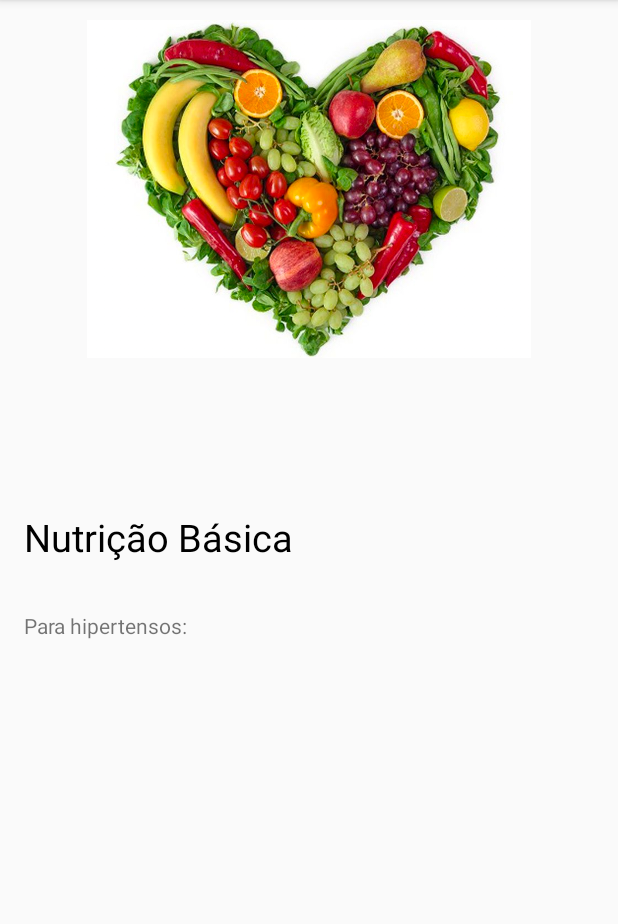
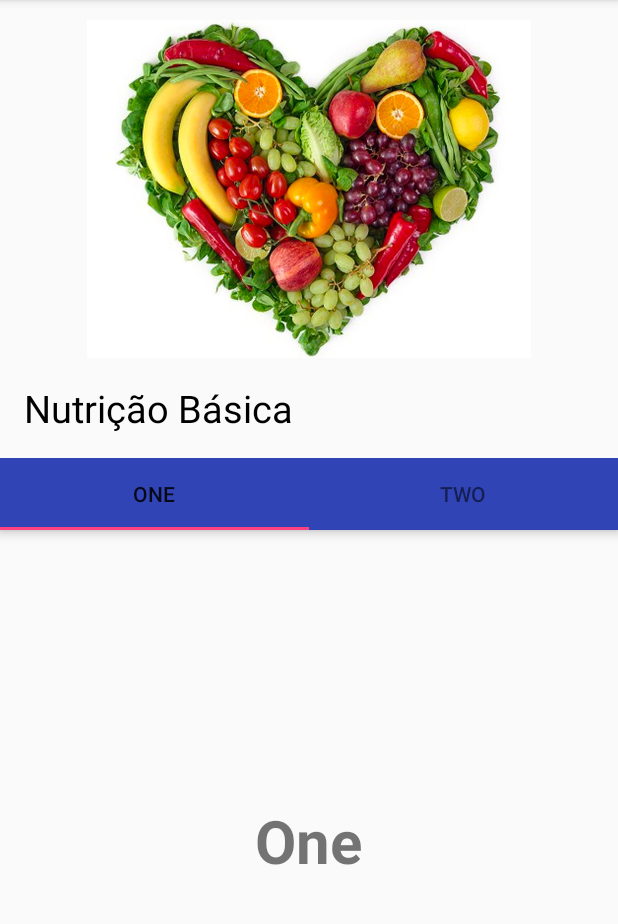
Before and after one commit to vicente1603/Android_OnPressure, an Android app: the AlimentosActivity screen opened directly, with no data from a screen before it, on a phone screen of 412 x 824 dp, the part 84-1008 px from its top. Run offline under Robolectric (Android 15) with nearby library versions, the phone set to English and light mode, and no system bars.

Commit message:
Criação do Tag em Alimentos Activity.

```diff
--- a/app/src/main/java/br/com/onpressure/projeto/onpressure/Activities/AlimentosActivity.java
+++ b/app/src/main/java/br/com/onpressure/projeto/onpressure/Activities/AlimentosActivity.java
@@ -2,13 +2,27 @@ package br.com.onpressure.projeto.onpressure.Activities;
 
 import android.os.Bundle;
 import android.support.design.widget.TabLayout;
+import android.support.v4.app.Fragment;
 import android.support.v4.app.FragmentActivity;
+import android.support.v4.app.FragmentManager;
+import android.support.v4.app.FragmentPagerAdapter;
 import android.support.v4.view.ViewPager;
 import android.view.MenuItem;
+
+import br.com.onpressure.projeto.onpressure.Fragmentos.OneFragment;
+import br.com.onpressure.projeto.onpressure.Fragmentos.SecondFragment;
 import br.com.onpressure.projeto.onpressure.R;
 import android.support.v7.app.AppCompatActivity;
+import android.widget.Toolbar;
+
+import java.util.ArrayList;
+import java.util.List;
 
 public class AlimentosActivity extends AppCompatActivity {
+
+    private Toolbar toolbar;
+    private TabLayout tabLayout;
+    private ViewPager viewPager;
 
     @Override
     protected void onCreate(Bundle savedInstanceState) {
@@ -16,7 +30,48 @@ public class AlimentosActivity extends AppCompatActivity {
         setContentView(R.layout.activity_alimentos);
         getSupportActionBar().setDisplayHomeAsUpEnabled(true);
 
+        viewPager = (ViewPager) findViewById(R.id.viewpager);
+        setupViewPager(viewPager);
 
+        tabLayout = (TabLayout) findViewById(R.id.tabs);
+        tabLayout.setupWithViewPager(viewPager);
+
+    }
+
+    private void setupViewPager(ViewPager viewPager) {
+        ViewPagerAdapter adapter = new ViewPagerAdapter(getSupportFragmentManager());
+        adapter.addFragment(new OneFragment(), "ONE");
+        adapter.addFragment(new SecondFragment(), "TWO");
+        viewPager.setAdapter(adapter);
+    }
+
+    class ViewPagerAdapter extends FragmentPagerAdapter {
+        private final List<Fragment> mFragmentList = new ArrayList<>();
+        private final List<String> mFragmentTitleList = new ArrayList<>();
+
+        public ViewPagerAdapter(FragmentManager manager) {
+            super(manager);
+        }
+
+        @Override
+        public Fragment getItem(int position) {
+            return mFragmentList.get(position);
+        }
+
+        @Override
+        public int getCount() {
+            return mFragmentList.size();
+        }
+
+        public void addFragment(Fragment fragment, String title) {
+            mFragmentList.add(fragment);
+            mFragmentTitleList.add(title);
+        }
+
+        @Override
+        public CharSequence getPageTitle(int position) {
+            return mFragmentTitleList.get(position);
+        }
     }
 
     @Override
--- /dev/null
+++ b/app/src/main/java/br/com/onpressure/projeto/onpressure/Fragmentos/OneFragment.java
@@ -0,0 +1,34 @@
+package br.com.onpressure.projeto.onpressure.Fragmentos;
+
+import android.os.Bundle;
+import android.support.v4.app.Fragment;
+import android.view.LayoutInflater;
+import android.view.View;
+import android.view.ViewGroup;
+import android.widget.TextView;
+
+import br.com.onpressure.projeto.onpressure.R;
+
+public class OneFragment extends Fragment {
+
+    public OneFragment() {
+        // Required empty public constructor
+    }
+
+    @Override
+    public void onCreate(Bundle savedInstanceState) {
+        super.onCreate(savedInstanceState);
+    }
+
+    @Override
+    public View onCreateView(LayoutInflater inflater, ViewGroup container,
+                             Bundle savedInstanceState) {
+        // Inflate the layout for this fragment
+        View view = inflater.inflate(R.layout.fragment_one, container, false);
+
+        ((TextView) view.findViewById(R.id.fragmentText)).setText("One");
+
+        return view;
+    }
+
+}
--- a/app/src/main/java/br/com/onpressure/projeto/onpressure/Fragmentos/PrimeiroFragment.java
+++ /dev/null
@@ -1,25 +0,0 @@
-package br.com.onpressure.projeto.onpressure.Fragmentos;
-
-import android.os.Bundle;
-import android.support.v4.app.Fragment;
-import android.support.v7.widget.RecyclerView;
-import android.view.LayoutInflater;
-import android.view.View;
-import android.view.ViewGroup;
-import android.widget.TextView;
-
-import br.com.onpressure.projeto.onpressure.Componentes.PressaoArterial.PressaoArterialAdapter;
-import br.com.onpressure.projeto.onpressure.R;
-
-public class PrimeiroFragment  extends Fragment {
-
-    @Override
-    public View onCreateView(LayoutInflater inflater, ViewGroup container, Bundle savedInstanceState) {
-
-        View view = inflater.inflate(R.layout.activity_lembretes, container, false);
-
-
-        return view;
-    }
-
-}
--- /dev/null
+++ b/app/src/main/java/br/com/onpressure/projeto/onpressure/Fragmentos/SecondFragment.java
@@ -0,0 +1,34 @@
+package br.com.onpressure.projeto.onpressure.Fragmentos;
+
+import android.os.Bundle;
+import android.support.v4.app.Fragment;
+import android.view.LayoutInflater;
+import android.view.View;
+import android.view.ViewGroup;
+import android.widget.TextView;
+
+import br.com.onpressure.projeto.onpressure.R;
+
+public class SecondFragment extends Fragment {
+
+    public SecondFragment() {
+        // Required empty public constructor
+    }
+
+    @Override
+    public void onCreate(Bundle savedInstanceState) {
+        super.onCreate(savedInstanceState);
+    }
+
+    @Override
+    public View onCreateView(LayoutInflater inflater, ViewGroup container,
+                             Bundle savedInstanceState) {
+        // Inflate the layout for this fragment
+        View view = inflater.inflate(R.layout.fragment_second, container, false);
+
+        ((TextView) view.findViewById(R.id.fragmentText)).setText("Second");
+
+        return view;
+    }
+
+}
--- a/app/src/main/java/br/com/onpressure/projeto/onpressure/Fragmentos/SegundoFragment.java
+++ /dev/null
@@ -1,23 +0,0 @@
-package br.com.onpressure.projeto.onpressure.Fragmentos;
-
-import android.os.Bundle;
-import android.support.v4.app.Fragment;
-import android.view.LayoutInflater;
-import android.view.View;
-import android.view.ViewGroup;
-import android.widget.TextView;
-
-import br.com.onpressure.projeto.onpressure.R;
-
-public class SegundoFragment  extends Fragment {
-
-    @Override
-    public View onCreateView(LayoutInflater inflater, ViewGroup container, Bundle savedInstanceState) {
-
-        View view = inflater.inflate(R.layout.activity_historico, container, false);
-
-
-        return view;
-    }
-
-}
--- a/app/src/main/res/layout/activity_alimentos.xml
+++ b/app/src/main/res/layout/activity_alimentos.xml
@@ -5,20 +5,21 @@
     android:layout_height="match_parent"
     xmlns:app="http://schemas.android.com/apk/res-auto">
 
-    <ImageView
-        android:layout_width="wrap_content"
-        android:layout_height="225dp"
-        android:layout_alignParentLeft="true"
-        android:layout_alignParentTop="true"
-        android:layout_marginTop="13dp"
-        android:src="@drawable/imagem_alimentos" />
-
     <LinearLayout
+        android:id="@+id/superior"
         android:layout_width="match_parent"
         android:layout_height="wrap_content"
         android:layout_alignParentLeft="true"
-        android:layout_centerVertical="true"
+        android:layout_alignParentTop="true"
         android:orientation="vertical">
+
+        <ImageView
+            android:layout_width="wrap_content"
+            android:layout_height="225dp"
+            android:layout_alignParentLeft="true"
+            android:layout_alignParentTop="true"
+            android:layout_marginTop="13dp"
+            android:src="@drawable/imagem_alimentos" />
 
         <TextView
             android:layout_width="match_parent"
@@ -30,12 +31,34 @@
             android:textColor="@color/preto"
             android:textSize="25sp" />
 
-        <TextView
+    </LinearLayout>
+
+    <LinearLayout
+        android:layout_below="@+id/superior"
+        android:layout_width="match_parent"
+        android:layout_height="wrap_content"
+        android:orientation="vertical">
+
+        <android.support.design.widget.AppBarLayout
             android:layout_width="match_parent"
             android:layout_height="wrap_content"
-            android:padding="16sp"
-            android:text="Para hipertensos:" />
+            android:theme="@style/ThemeOverlay.AppCompat.Light">
+
+            <android.support.design.widget.TabLayout
+                android:id="@+id/tabs"
+                android:layout_width="match_parent"
+                android:layout_height="wrap_content"
+                app:tabGravity="fill"
+                app:tabMode="fixed" />
+        </android.support.design.widget.AppBarLayout>
+
+        <android.support.v4.view.ViewPager
+            android:id="@+id/viewpager"
+            android:layout_width="match_parent"
+            android:layout_height="wrap_content"
+            app:layout_behavior="@string/appbar_scrolling_view_behavior"  />
 
     </LinearLayout>
 
+
 </RelativeLayout>
--- a/app/src/main/res/layout/activity_perfil.xml
+++ b/app/src/main/res/layout/activity_perfil.xml
@@ -11,10 +11,6 @@
         android:id="@+id/recyclerViewUsuario"
         android:layout_width="0dp"
         android:layout_height="0dp"
-        android:layout_marginBottom="8dp"
-        android:layout_marginLeft="8dp"
-        android:layout_marginRight="8dp"
-        android:layout_marginTop="8dp"
         android:orientation="vertical"
         app:layout_constraintBottom_toBottomOf="parent"
         app:layout_constraintLeft_toLeftOf="parent"
--- /dev/null
+++ b/app/src/main/res/layout/fragment_one.xml
@@ -0,0 +1,15 @@
+<RelativeLayout xmlns:android="http://schemas.android.com/apk/res/android"
+    android:layout_width="match_parent"
+    android:layout_height="match_parent"
+    xmlns:tools="http://schemas.android.com/tools"
+    tools:context=".Fragmentos.OneFragment">
+
+    <TextView
+        android:layout_width="wrap_content"
+        android:layout_height="wrap_content"
+        android:id="@+id/fragmentText"
+        android:textSize="40dp"
+        android:textStyle="bold"
+        android:layout_centerInParent="true"/>
+
+</RelativeLayout>
--- /dev/null
+++ b/app/src/main/res/layout/fragment_second.xml
@@ -0,0 +1,15 @@
+<RelativeLayout xmlns:android="http://schemas.android.com/apk/res/android"
+    android:layout_width="match_parent"
+    android:layout_height="match_parent"
+    xmlns:tools="http://schemas.android.com/tools"
+    tools:context=".Fragmentos.OneFragment">
+
+    <TextView
+        android:layout_width="wrap_content"
+        android:layout_height="wrap_content"
+        android:id="@+id/fragmentText"
+        android:textSize="40dp"
+        android:textStyle="bold"
+        android:layout_centerInParent="true"/>
+
+</RelativeLayout>
--- a/app/src/main/res/layout/item_lista.xml
+++ b/app/src/main/res/layout/item_lista.xml
@@ -63,7 +63,7 @@
                     android:layout_alignParentTop="true"
                     android:layout_centerHorizontal="true"
                     android:layout_marginTop="56dp"
-                    android:text="Almeida da Silva"
+                    android:text="Nome"
                     android:textColor="@color/colorPrimary"
                     android:textSize="24sp"
                     android:textStyle="bold" />
@@ -75,7 +75,7 @@
                     android:layout_below="@+id/txtIdade"
                     android:layout_centerHorizontal="true"
                     android:layout_marginTop="10dp"
-                    android:text="Hipertensão Grau 1"
+                    android:text=" Grau "
                     android:textColor="@color/colorPrimary"
                     android:textSize="16sp" />
 
@@ -232,7 +232,7 @@
                     android:layout_marginLeft="12dp"
                     android:layout_marginTop="4dp"
                     android:clickable="true"
-                    android:textSize="15sp"
+                    android:textSize="20sp"
                     android:gravity="center_vertical"
                     android:textAlignment="gravity"
                     app:layout_constraintLeft_toRightOf="@+id/textView27"
```
Also changed, not shown: 394 other files.
